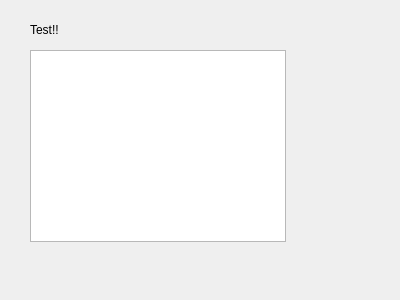
First picture: the form in src/settings/pluginoptionsbase.ui, repository KDE/parley, before the edit.
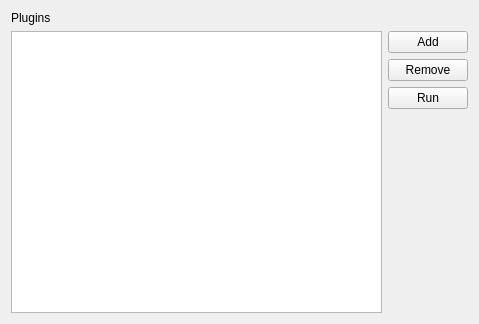
Second picture: the form after the edit.

Patch:
```diff
--- a/src/settings/pluginoptionsbase.ui
+++ b/src/settings/pluginoptionsbase.ui
@@ -5,36 +5,59 @@
    <rect>
     <x>0</x>
     <y>0</y>
-    <width>400</width>
-    <height>300</height>
+    <width>479</width>
+    <height>324</height>
    </rect>
   </property>
   <property name="windowTitle" >
    <string>Form</string>
   </property>
-  <widget class="QLabel" name="label" >
-   <property name="geometry" >
-    <rect>
-     <x>30</x>
-     <y>20</y>
-     <width>57</width>
-     <height>20</height>
-    </rect>
-   </property>
-   <property name="text" >
-    <string>Test!!</string>
-   </property>
-  </widget>
-  <widget class="QTableWidget" name="tableWidget" >
-   <property name="geometry" >
-    <rect>
-     <x>30</x>
-     <y>50</y>
-     <width>256</width>
-     <height>192</height>
-    </rect>
-   </property>
-  </widget>
+  <layout class="QGridLayout" name="gridLayout_2" >
+   <item row="0" column="0" >
+    <widget class="QLabel" name="label" >
+     <property name="text" >
+      <string>Plugins</string>
+     </property>
+    </widget>
+   </item>
+   <item rowspan="4" row="1" column="0" >
+    <widget class="QTableWidget" name="tableWidget" />
+   </item>
+   <item row="1" column="1" >
+    <widget class="QPushButton" name="pushButton" >
+     <property name="text" >
+      <string>Add</string>
+     </property>
+    </widget>
+   </item>
+   <item row="2" column="1" >
+    <widget class="QPushButton" name="pushButton_2" >
+     <property name="text" >
+      <string>Remove</string>
+     </property>
+    </widget>
+   </item>
+   <item row="4" column="1" >
+    <spacer name="verticalSpacer" >
+     <property name="orientation" >
+      <enum>Qt::Vertical</enum>
+     </property>
+     <property name="sizeHint" stdset="0" >
+      <size>
+       <width>20</width>
+       <height>108</height>
+      </size>
+     </property>
+    </spacer>
+   </item>
+   <item row="3" column="1" >
+    <widget class="QPushButton" name="pushButton_3" >
+     <property name="text" >
+      <string>Run</string>
+     </property>
+    </widget>
+   </item>
+  </layout>
  </widget>
  <resources/>
  <connections/>
```
